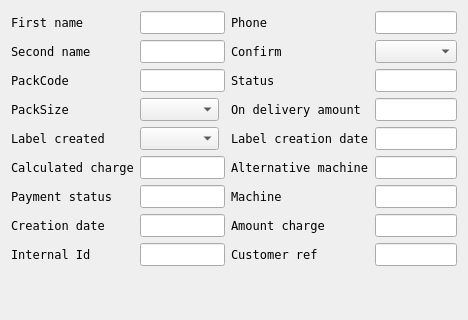
Pastor/qqiwipost, file src/libs/qiwigui/qiwipostpackageview.ui: the form before one commit.
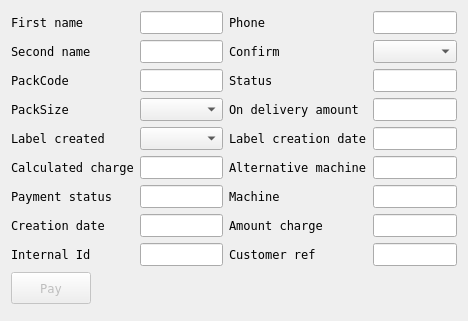
The form after the commit.

Patch:
```diff
--- a/src/libs/qiwigui/qiwipostpackageview.ui
+++ b/src/libs/qiwigui/qiwipostpackageview.ui
@@ -19,56 +19,162 @@
    <string>Form</string>
   </property>
   <layout class="QGridLayout" name="gridLayout">
-   <item row="4" column="0">
-    <widget class="QLabel" name="lblCreated">
+   <item row="0" column="0" colspan="2">
+    <widget class="QLabel" name="lblSecondName">
      <property name="text">
-      <string>Label created</string>
+      <string>First name</string>
      </property>
     </widget>
    </item>
-   <item row="3" column="3">
+   <item row="0" column="2">
+    <widget class="QLineEdit" name="leSecondName"/>
+   </item>
+   <item row="0" column="3">
+    <widget class="QLabel" name="lblPhone">
+     <property name="text">
+      <string>Phone</string>
+     </property>
+    </widget>
+   </item>
+   <item row="0" column="5">
+    <widget class="QLineEdit" name="lePhone"/>
+   </item>
+   <item row="1" column="0" colspan="2">
+    <widget class="QLabel" name="lblFirstName">
+     <property name="text">
+      <string>Second name</string>
+     </property>
+    </widget>
+   </item>
+   <item row="1" column="2">
+    <widget class="QLineEdit" name="leFirstName"/>
+   </item>
+   <item row="1" column="3">
+    <widget class="QLabel" name="lblConfirm">
+     <property name="text">
+      <string>Confirm</string>
+     </property>
+    </widget>
+   </item>
+   <item row="1" column="5">
+    <widget class="QComboBox" name="cbConfirm"/>
+   </item>
+   <item row="1" column="6">
+    <spacer name="horizontalSpacer_2">
+     <property name="orientation">
+      <enum>Qt::Horizontal</enum>
+     </property>
+     <property name="sizeHint" stdset="0">
+      <size>
+       <width>40</width>
+       <height>20</height>
+      </size>
+     </property>
+    </spacer>
+   </item>
+   <item row="2" column="0">
+    <widget class="QLabel" name="lblPackCode">
+     <property name="text">
+      <string>PackCode</string>
+     </property>
+    </widget>
+   </item>
+   <item row="2" column="2">
+    <widget class="QLineEdit" name="lePackCode"/>
+   </item>
+   <item row="2" column="3">
+    <widget class="QLabel" name="lblStatus">
+     <property name="text">
+      <string>Status</string>
+     </property>
+    </widget>
+   </item>
+   <item row="2" column="5">
+    <widget class="QLineEdit" name="leStatus"/>
+   </item>
+   <item row="3" column="0">
+    <widget class="QLabel" name="lblPackSize">
+     <property name="text">
+      <string>PackSize</string>
+     </property>
+    </widget>
+   </item>
+   <item row="3" column="2">
+    <widget class="QComboBox" name="cbPackSize"/>
+   </item>
+   <item row="3" column="3" colspan="2">
     <widget class="QLabel" name="lblDeliveryAmount">
      <property name="text">
       <string>On delivery amount</string>
      </property>
     </widget>
    </item>
-   <item row="3" column="4">
+   <item row="3" column="5">
     <widget class="QLineEdit" name="leDeliveryAmount"/>
    </item>
-   <item row="5" column="3">
+   <item row="3" column="6">
+    <spacer name="horizontalSpacer">
+     <property name="orientation">
+      <enum>Qt::Horizontal</enum>
+     </property>
+     <property name="sizeHint" stdset="0">
+      <size>
+       <width>40</width>
+       <height>20</height>
+      </size>
+     </property>
+    </spacer>
+   </item>
+   <item row="4" column="0" colspan="2">
+    <widget class="QLabel" name="lblCreated">
+     <property name="text">
+      <string>Label created</string>
+     </property>
+    </widget>
+   </item>
+   <item row="4" column="2">
+    <widget class="QComboBox" name="cbLabelCreated"/>
+   </item>
+   <item row="4" column="3" colspan="2">
+    <widget class="QLabel" name="lblLabelCreationDate">
+     <property name="text">
+      <string>Label creation date</string>
+     </property>
+    </widget>
+   </item>
+   <item row="4" column="5">
+    <widget class="QLineEdit" name="leLabelCreationDate"/>
+   </item>
+   <item row="5" column="0" colspan="2">
+    <widget class="QLabel" name="lblCalculatedCharge">
+     <property name="text">
+      <string>Calculated charge</string>
+     </property>
+    </widget>
+   </item>
+   <item row="5" column="2">
+    <widget class="QLineEdit" name="leCalculatedCharge"/>
+   </item>
+   <item row="5" column="3" colspan="2">
     <widget class="QLabel" name="lblAltMachineName">
      <property name="text">
       <string>Alternative machine</string>
      </property>
     </widget>
    </item>
-   <item row="8" column="1" colspan="2">
-    <widget class="QLineEdit" name="leId"/>
+   <item row="5" column="5">
+    <widget class="QLineEdit" name="leAltMachineName"/>
    </item>
-   <item row="8" column="4">
-    <widget class="QLineEdit" name="leCustomerRef"/>
-   </item>
-   <item row="9" column="2" colspan="2">
-    <spacer name="verticalSpacer">
-     <property name="orientation">
-      <enum>Qt::Vertical</enum>
-     </property>
-     <property name="sizeHint" stdset="0">
-      <size>
-       <width>20</width>
-       <height>65</height>
-      </size>
-     </property>
-    </spacer>
-   </item>
-   <item row="7" column="0">
-    <widget class="QLabel" name="lblCreationDate">
+   <item row="6" column="0" colspan="2">
+    <widget class="QLabel" name="lblPaymentStatus">
      <property name="text">
-      <string>Creation date</string>
+      <string>Payment status</string>
      </property>
     </widget>
    </item>
+   <item row="6" column="2">
+    <widget class="QLineEdit" name="lePaymentStatus"/>
+   </item>
    <item row="6" column="3">
     <widget class="QLabel" name="lblMachineName">
      <property name="text">
@@ -76,164 +182,123 @@
      </property>
     </widget>
    </item>
-   <item row="7" column="4">
-    <widget class="QLineEdit" name="leAmountCharge"/>
+   <item row="6" column="5">
+    <widget class="QLineEdit" name="leMachineName"/>
    </item>
-   <item row="7" column="3">
+   <item row="7" column="0" colspan="2">
+    <widget class="QLabel" name="lblCreationDate">
+     <property name="text">
+      <string>Creation date</string>
+     </property>
+    </widget>
+   </item>
+   <item row="7" column="2">
+    <widget class="QLineEdit" name="leCreationDate"/>
+   </item>
+   <item row="7" column="3" colspan="2">
     <widget class="QLabel" name="lblAmount">
      <property name="text">
       <string>Amount charge</string>
      </property>
     </widget>
    </item>
-   <item row="8" column="0">
+   <item row="7" column="5">
+    <widget class="QLineEdit" name="leAmountCharge"/>
+   </item>
+   <item row="8" column="0" colspan="2">
     <widget class="QLabel" name="lblId">
      <property name="text">
       <string>Internal Id</string>
      </property>
     </widget>
    </item>
-   <item row="6" column="4">
-    <widget class="QLineEdit" name="leMachineName"/>
+   <item row="8" column="2">
+    <widget class="QLineEdit" name="leId"/>
    </item>
-   <item row="6" column="1" colspan="2">
-    <widget class="QLineEdit" name="lePaymentStatus"/>
-   </item>
-   <item row="7" column="1" colspan="2">
-    <widget class="QLineEdit" name="leCreationDate"/>
-   </item>
-   <item row="8" column="3">
+   <item row="8" column="3" colspan="2">
     <widget class="QLabel" name="lblCustomerRef">
      <property name="text">
       <string>Customer ref</string>
      </property>
     </widget>
    </item>
-   <item row="5" column="4">
-    <widget class="QLineEdit" name="leAltMachineName"/>
+   <item row="8" column="5">
+    <widget class="QLineEdit" name="leCustomerRef"/>
    </item>
-   <item row="6" column="0">
-    <widget class="QLabel" name="lblPaymentStatus">
-     <property name="text">
-      <string>Payment status</string>
-     </property>
-    </widget>
+   <item row="9" column="0" colspan="2">
+    <layout class="QHBoxLayout" name="horizontalLayout">
+     <item>
+      <widget class="QPushButton" name="pbPay">
+       <property name="enabled">
+        <bool>false</bool>
+       </property>
+       <property name="minimumSize">
+        <size>
+         <width>0</width>
+         <height>32</height>
+        </size>
+       </property>
+       <property name="maximumSize">
+        <size>
+         <width>16777215</width>
+         <height>32</height>
+        </size>
+       </property>
+       <property name="text">
+        <string>Pay</string>
+       </property>
+      </widget>
+     </item>
+     <item>
+      <spacer name="horizontalSpacer_3">
+       <property name="orientation">
+        <enum>Qt::Horizontal</enum>
+       </property>
+       <property name="sizeHint" stdset="0">
+        <size>
+         <width>78</width>
+         <height>20</height>
+        </size>
+       </property>
+      </spacer>
+     </item>
+    </layout>
    </item>
-   <item row="5" column="0">
-    <widget class="QLabel" name="lblCalculatedCharge">
-     <property name="text">
-      <string>Calculated charge</string>
+   <item row="9" column="2">
+    <spacer name="horizontalSpacer_4">
+     <property name="orientation">
+      <enum>Qt::Horizontal</enum>
      </property>
-    </widget>
-   </item>
-   <item row="5" column="1" colspan="2">
-    <widget class="QLineEdit" name="leCalculatedCharge"/>
-   </item>
-   <item row="4" column="4">
-    <widget class="QLineEdit" name="leLabelCreationDate"/>
-   </item>
-   <item row="4" column="1">
-    <widget class="QComboBox" name="cbLabelCreated"/>
-   </item>
-   <item row="4" column="3">
-    <widget class="QLabel" name="lblLabelCreationDate">
-     <property name="text">
-      <string>Label creation date</string>
+     <property name="sizeHint" stdset="0">
+      <size>
+       <width>78</width>
+       <height>20</height>
+      </size>
      </property>
-    </widget>
+    </spacer>
    </item>
-   <item row="2" column="1" colspan="2">
-    <widget class="QLineEdit" name="lePackCode"/>
-   </item>
-   <item row="3" column="0">
-    <widget class="QLabel" name="lblPackSize">
-     <property name="text">
-      <string>PackSize</string>
-     </property>
-    </widget>
-   </item>
-   <item row="1" column="0">
-    <widget class="QLabel" name="lblFirstName">
-     <property name="text">
-      <string>Second name</string>
-     </property>
-    </widget>
-   </item>
-   <item row="2" column="0">
-    <widget class="QLabel" name="lblPackCode">
-     <property name="text">
-      <string>PackCode</string>
-     </property>
-    </widget>
-   </item>
-   <item row="0" column="1" colspan="2">
-    <widget class="QLineEdit" name="leSecondName"/>
-   </item>
-   <item row="1" column="4">
-    <widget class="QComboBox" name="cbConfirm"/>
-   </item>
-   <item row="3" column="1">
-    <widget class="QComboBox" name="cbPackSize"/>
-   </item>
-   <item row="1" column="1" colspan="2">
-    <widget class="QLineEdit" name="leFirstName"/>
-   </item>
-   <item row="0" column="0">
-    <widget class="QLabel" name="lblSecondName">
-     <property name="text">
-      <string>First name</string>
-     </property>
-    </widget>
-   </item>
-   <item row="0" column="4">
-    <widget class="QLineEdit" name="lePhone"/>
-   </item>
-   <item row="1" column="3">
-    <widget class="QLabel" name="lblConfirm">
-     <property name="text">
-      <string>Confirm</string>
-     </property>
-    </widget>
-   </item>
-   <item row="2" column="3">
-    <widget class="QLabel" name="lblStatus">
-     <property name="text">
-      <string>Status</string>
-     </property>
-    </widget>
-   </item>
-   <item row="0" column="3">
-    <widget class="QLabel" name="lblPhone">
-     <property name="text">
-      <string>Phone</string>
-     </property>
-    </widget>
-   </item>
-   <item row="2" column="4">
-    <widget class="QLineEdit" name="leStatus"/>
-   </item>
-   <item row="3" column="5">
-    <spacer name="horizontalSpacer">
+   <item row="9" column="4" rowspan="2">
+    <spacer name="verticalSpacer">
      <property name="orientation">
-      <enum>Qt::Horizontal</enum>
+      <enum>Qt::Vertical</enum>
      </property>
      <property name="sizeHint" stdset="0">
       <size>
-       <width>40</width>
-       <height>20</height>
+       <width>20</width>
+       <height>65</height>
       </size>
      </property>
     </spacer>
    </item>
-   <item row="1" column="5">
-    <spacer name="horizontalSpacer_2">
+   <item row="10" column="1">
+    <spacer name="verticalSpacer_2">
      <property name="orientation">
-      <enum>Qt::Horizontal</enum>
+      <enum>Qt::Vertical</enum>
      </property>
      <property name="sizeHint" stdset="0">
       <size>
-       <width>40</width>
-       <height>20</height>
+       <width>20</width>
+       <height>25</height>
       </size>
      </property>
     </spacer>
```
